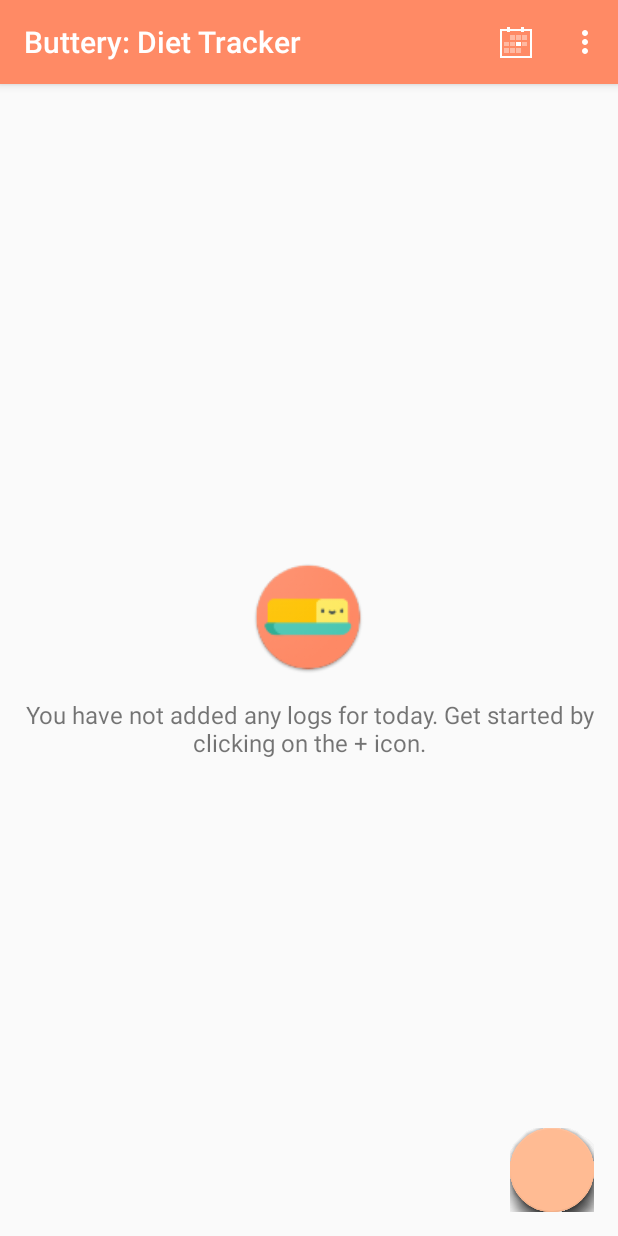
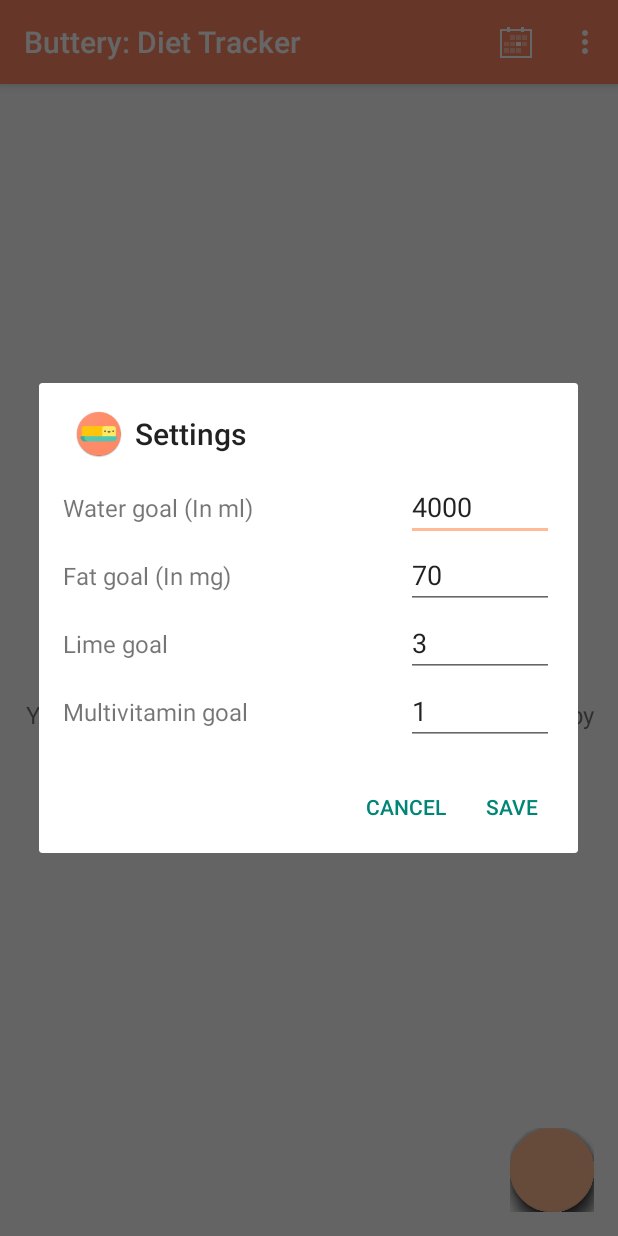
Before and after one commit to semani2/Diet-Program-Tracker, an Android app: the screen it shows after launch (HomeActivity), in the options menu, after a tap on "Send feedback", on a phone screen of 412 x 824 dp. Run offline under Robolectric (Android 15) with nearby library versions, the phone set to English and light mode, and no system bars; our stand-ins replace Dagger/Hilt's generated code, Room's generated code, RxJava; libraries missing offline, so code that uses them is left out: com.facebook.stetho; plain views replace FloatingActionButton, FloatingActionsMenu; 2 statements that could not run were skipped.

Commit message:
Goals added to settings, users can customize their goals now. Updated log details to reflect these settings goals.

```diff
--- a/DPT/app/src/main/java/com/chithalabs/sai/dietprogramtracker/Constants.kt
+++ b/DPT/app/src/main/java/com/chithalabs/sai/dietprogramtracker/Constants.kt
@@ -6,3 +6,8 @@ const val PARAM_LOG_TYPE = "param_log_type"
 const val PARAM_DATE = "param_date"
 
 val DECIMAL_FORMAT = DecimalFormat("00")
+
+const val DEFAULT_WATER_GOAL = 4000L
+const val DEFAULT_FAT_GOAL = 70L
+const val DEFAULT_LIME_GOAL = 3
+const val DEFAULT_MULTIVITAMIN_GOAL = 1
--- a/DPT/app/src/main/java/com/chithalabs/sai/dietprogramtracker/di/ApplicationModule.kt
+++ b/DPT/app/src/main/java/com/chithalabs/sai/dietprogramtracker/di/ApplicationModule.kt
@@ -1,6 +1,7 @@
 package com.chithalabs.sai.dietprogramtracker.di
 
 import android.app.Application
+import com.chithalabs.sai.dietprogramtracker.services.SettingsService
 import dagger.Module
 import dagger.Provides
 import javax.inject.Singleton
@@ -10,4 +11,8 @@ import javax.inject.Singleton
     @Provides @Singleton fun provideApplication() : Application {
         return dptApplication
     }
+
+    @Provides @Singleton fun provideSettingsService(): SettingsService {
+        return SettingsService(dptApplication)
+    }
 }
--- /dev/null
+++ b/DPT/app/src/main/java/com/chithalabs/sai/dietprogramtracker/services/SettingsService.kt
@@ -0,0 +1,51 @@
+package com.chithalabs.sai.dietprogramtracker.services
+
+import android.content.Context
+import android.content.SharedPreferences
+import com.chithalabs.sai.dietprogramtracker.DEFAULT_FAT_GOAL
+import com.chithalabs.sai.dietprogramtracker.DEFAULT_LIME_GOAL
+import com.chithalabs.sai.dietprogramtracker.DEFAULT_MULTIVITAMIN_GOAL
+import com.chithalabs.sai.dietprogramtracker.DEFAULT_WATER_GOAL
+import javax.inject.Inject
+import javax.inject.Singleton
+
+@Singleton class SettingsService @Inject constructor(private val context: Context){
+
+    private val SP_NAME = "com.chithalabs.sai.buttery.settings"
+
+    private val WATER_GOAL_KEY = "water_goal_key"
+    private val FAT_GOAL_KEY = "fat_goal_key"
+    private val LIME_GOAL_KEY = "lime_goal_key"
+    private val MULTIVITAMIN_GOAL_KEY = "multivitamin_goal_key"
+
+    fun getWaterGoal(): String {
+        return String.format("%d", getShredPreferences().getLong(WATER_GOAL_KEY, DEFAULT_WATER_GOAL))
+    }
+
+    fun getFatGoal(): String {
+        return String.format("%d", getShredPreferences().getLong(FAT_GOAL_KEY, DEFAULT_FAT_GOAL))
+    }
+
+    fun getLimeGoal(): Int {
+        return getShredPreferences().getInt(LIME_GOAL_KEY, DEFAULT_LIME_GOAL)
+    }
+
+    fun getMultiVitaminGoal(): Int {
+        return getShredPreferences().getInt(MULTIVITAMIN_GOAL_KEY, DEFAULT_MULTIVITAMIN_GOAL)
+    }
+
+    fun saveSettings(waterGoal: Long, fatGoal: Long,
+                     limeGoal: Int, multivitaminGoal: Int) {
+        with (getShredPreferences().edit()) {
+            putLong(WATER_GOAL_KEY, waterGoal)
+            putLong(FAT_GOAL_KEY, fatGoal)
+            putInt(LIME_GOAL_KEY, limeGoal)
+            putInt(MULTIVITAMIN_GOAL_KEY, multivitaminGoal)
+            apply()
+        }
+    }
+
+    private fun getShredPreferences(): SharedPreferences {
+        return context.getSharedPreferences(SP_NAME, Context.MODE_PRIVATE)
+    }
+}
--- /dev/null
+++ b/DPT/app/src/main/res/layout/layout_settings_dialog.xml
@@ -0,0 +1,92 @@
+<?xml version="1.0" encoding="utf-8"?>
+<LinearLayout xmlns:android="http://schemas.android.com/apk/res/android"
+    android:orientation="vertical"
+    android:layout_width="250dp"
+    android:layout_height="wrap_content"
+    android:paddingStart="16dp"
+    android:paddingEnd="16dp"
+    android:paddingTop="10dp"
+    android:paddingBottom="10dp">
+
+    <LinearLayout
+        android:layout_width="match_parent"
+        android:layout_height="wrap_content"
+        android:orientation="horizontal"
+        android:weightSum="1">
+        <TextView
+            android:layout_width="0dp"
+            android:layout_height="wrap_content"
+            android:text="@string/str_your_water_goal"
+            android:layout_weight="0.7"
+            android:textSize="16sp"/>
+
+        <EditText
+            android:id="@+id/water_goal_edit_text"
+            android:layout_width="0dp"
+            android:layout_height="wrap_content"
+            android:layout_weight="0.3"
+            android:maxEms="5"/>
+    </LinearLayout>
+
+    <LinearLayout
+        android:layout_width="match_parent"
+        android:layout_height="wrap_content"
+        android:orientation="horizontal"
+        android:weightSum="1">
+        <TextView
+            android:layout_width="0dp"
+            android:layout_height="wrap_content"
+            android:text="@string/str_your_fat_goal"
+            android:layout_weight="0.7"
+            android:textSize="16sp"/>
+
+        <EditText
+            android:id="@+id/fat_goal_edit_text"
+            android:layout_width="0dp"
+            android:layout_height="wrap_content"
+            android:layout_weight="0.3"
+            android:maxEms="3"/>
+    </LinearLayout>
+
+    <LinearLayout
+        android:layout_width="match_parent"
+        android:layout_height="wrap_content"
+        android:orientation="horizontal"
+        android:weightSum="1">
+        <TextView
+            android:layout_width="0dp"
+            android:layout_height="wrap_content"
+            android:text="@string/str_your_lime_goal"
+            android:layout_weight="0.7"
+            android:textSize="16sp"/>
+
+        <EditText
+            android:id="@+id/lime_goal_edit_text"
+            android:layout_width="0dp"
+            android:layout_height="wrap_content"
+            android:hint="@string/str_1_2"
+            android:layout_weight="0.3"
+            android:maxEms="3"/>
+    </LinearLayout>
+
+    <LinearLayout
+        android:layout_width="match_parent"
+        android:layout_height="wrap_content"
+        android:orientation="horizontal"
+        android:weightSum="1">
+        <TextView
+            android:layout_width="0dp"
+            android:layout_height="wrap_content"
+            android:text="@string/str_your_multivitamin_goal"
+            android:layout_weight="0.7"
+            android:textSize="16sp"/>
+
+        <EditText
+            android:id="@+id/multivitamin_goal_edit_text"
+            android:layout_width="0dp"
+            android:layout_height="wrap_content"
+            android:hint="@string/str_1_2"
+            android:layout_weight="0.3"
+            android:maxEms="3"/>
+    </LinearLayout>
+</LinearLayout>
--- a/DPT/app/src/main/res/menu/menu_activity_home.xml
+++ b/DPT/app/src/main/res/menu/menu_activity_home.xml
@@ -8,14 +8,19 @@
         android:id="@+id/menu_select_day_action"
         android:orderInCategory="1"/>
 
+    <item android:title="@string/str_settings"
+        app:showAsAction="never"
+        android:id="@+id/menu_settings"
+        android:orderInCategory="2"/>
+
     <item android:title="@string/menu_send_feedback"
         app:showAsAction="never"
         android:id="@+id/menu_send_feedback"
-        android:orderInCategory="2"/>
+        android:orderInCategory="3"/>
 
     <item android:title="@string/menu_clear_all_logs"
         app:showAsAction="never"
         android:id="@+id/menu_clear_all_logs"
-        android:orderInCategory="3"/>
+        android:orderInCategory="4"/>
 
 </menu>
--- a/DPT/app/src/main/res/values/strings.xml
+++ b/DPT/app/src/main/res/values/strings.xml
@@ -52,5 +52,15 @@
     <string name="str_goal_progress">Goal Progress</string>
 
     <string name="str_log_deleted">Your log has been deleted.</string>
+    <string name="str_your_water_goal">Water goal (In ml)</string>
+    <string name="str_your_fat_goal">Fat goal (In mg)</string>
+    <string name="str_your_lime_goal">Lime goal</string>
+    <string name="str_your_multivitamin_goal">Multivitamin goal</string>
+    <string name="str_1_2">1, 2...</string>
+    <string name="str_settings">Settings</string>
+
+    <string name="settings_save">Save</string>
+    <string name="settings_cancel">Cancel</string>
+    <string name="settings">Settings</string>
 
 </resources>
```
Also changed, not shown: DPT/app/src/main/java/com/chithalabs/sai/dietprogramtracker/home/HomeActivity.kt (+62 -1 lines), DPT/app/src/main/java/com/chithalabs/sai/dietprogramtracker/log_details/LogDetailsActivity.kt (+8 -4 lines).
